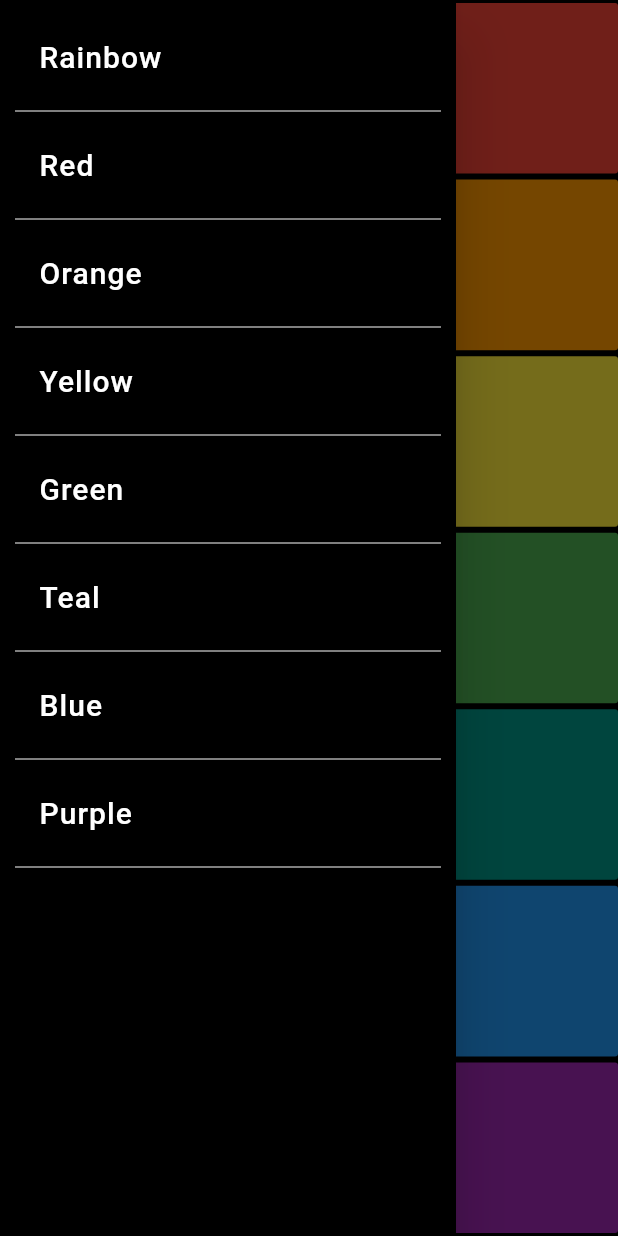
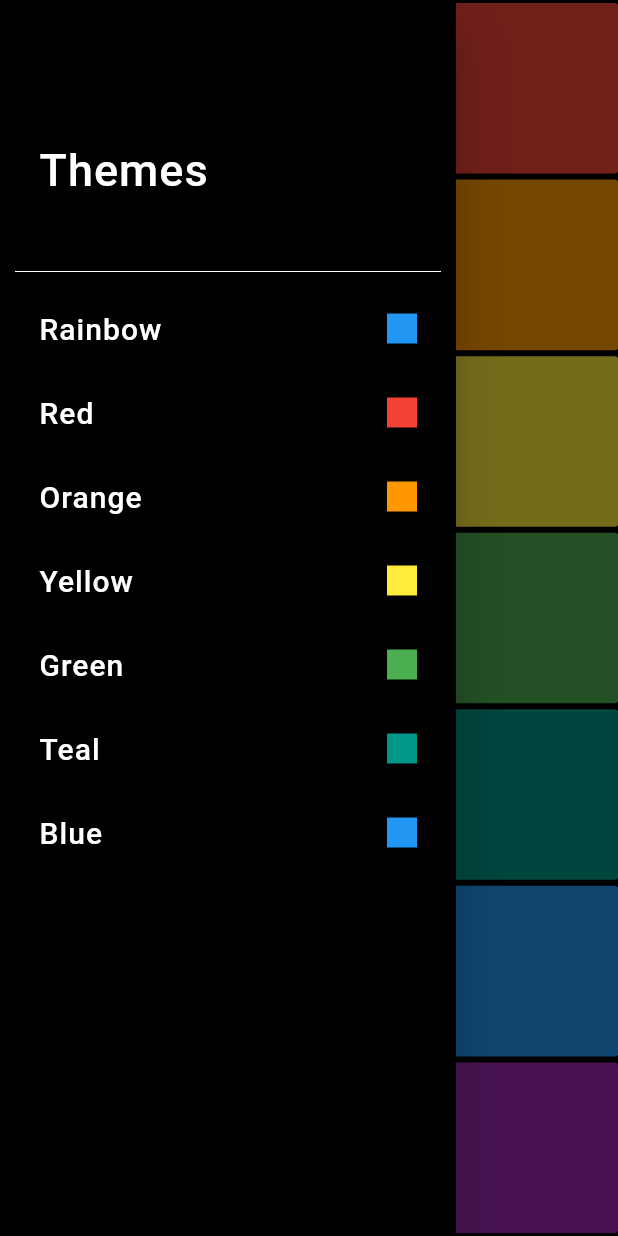
Before and after one commit to Rishabh-Negi/Xylophone_App, a Flutter app: the screen it shows after launch, with the side drawer open, on a phone screen of 412 x 824 dp. Run offline on Flutter 3.47's test engine with Material 2 defaults, Android fonts, the phone set to English and light mode, and no system bars; our stand-ins replace audioplayers, google_fonts, shared_preferences.

Commit message:
drawer updated

```diff
--- a/lib/widget/app_drawer.dart
+++ b/lib/widget/app_drawer.dart
@@ -7,21 +7,58 @@ import 'package:provider/provider.dart';
 class AppDrawer extends StatelessWidget {
   @override
   Widget build(BuildContext context) {
+    Widget _createHeader() => DrawerHeader(
+        margin: EdgeInsets.zero,
+        padding: EdgeInsets.zero,
+        child: Stack(children: <Widget>[
+          Positioned(
+              bottom: 40.0,
+              left: 16.0,
+              child: Text("Themes",
+                  style: GoogleFonts.luckiestGuy(
+                      color: Colors.white,
+                      fontSize: 30.0,
+                      letterSpacing: 0.7,
+                      fontWeight: FontWeight.w500))),
+        ]));
+
+    _createItem() =>
+        Column(crossAxisAlignment: CrossAxisAlignment.start, children: [
+          Divider(color: Colors.white, height: 20),
+          Tiles(theme: AppTheme.values[0]),
+          Tiles(theme: AppTheme.values[1]),
+          Tiles(theme: AppTheme.values[2]),
+          Tiles(theme: AppTheme.values[3]),
+          Tiles(theme: AppTheme.values[4]),
+          Tiles(theme: AppTheme.values[5]),
+          Tiles(theme: AppTheme.values[6]),
+        ]);
+
     return Drawer(
       child: Container(
         color: Colors.black,
-        child: ListView.builder(
+        child: ListView(
           padding: EdgeInsets.all(10),
-          itemCount: color.length,
-          itemBuilder: (context, index) {
-            final theme = AppTheme.values[index];
-            return Column(
-              crossAxisAlignment: CrossAxisAlignment.start,
           children: [
-                ListTile(
+            _createHeader(),
+            _createItem(),
+          ],
+        ),
+      ),
+    );
+  }
+}
+
+class Tiles extends StatelessWidget {
+  final AppTheme theme;
+
+  const Tiles({Key key, this.theme}) : super(key: key);
+
+  @override
+  Widget build(BuildContext context) {
+    return ListTile(
       onTap: () {
-                    Provider.of<ThemeManager>(context, listen: false)
-                        .setTheme(theme);
+        Provider.of<ThemeManager>(context, listen: false).setTheme(theme);
       },
       title: Text(
         enumName(theme),
@@ -31,14 +68,10 @@ class AppDrawer extends StatelessWidget {
           letterSpacing: 0.7,
         ),
       ),
-                ),
-                Divider(
-                  color: Colors.white,
-                ),
-              ],
-            );
-          },
-        ),
+      trailing: Container(
+        height: 20,
+        width: 20,
+        color: color[theme][5],
       ),
     );
   }
```
Lines whose indentation alone changed are shown as unchanged.
